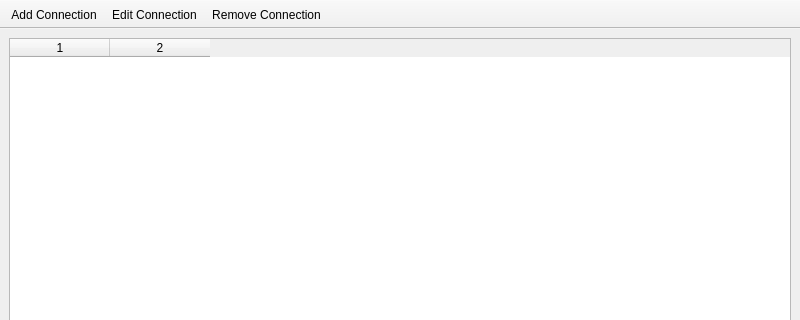
The window that gui/main_window.ui (napperley/OpenVPN_Tunneler) describes before a commit, drawn with Qt 5; both pictures show x 0 to 800 and y 0 to 320 of the 800 by 600 pixel window.
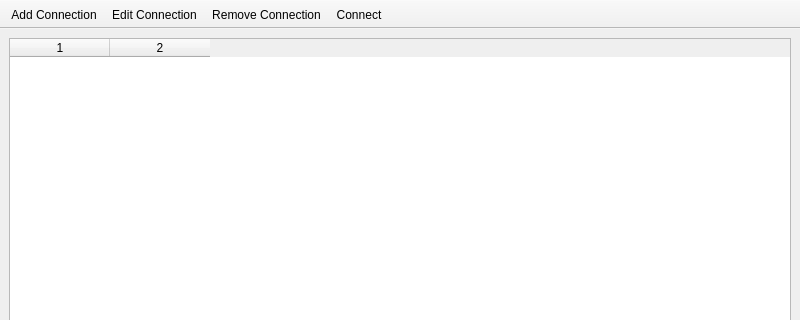
The same window after the commit.

Commit message: Add Connect dialog box. Include "conf-dir" and "ovpn-file" in the program configuration.

The edit to the form file:
```diff
--- a/gui/main_window.ui
+++ b/gui/main_window.ui
@@ -68,6 +68,7 @@
    <addaction name="add_conn_action"/>
    <addaction name="edit_conn_action"/>
    <addaction name="remove_conn_action"/>
+   <addaction name="connect_action"/>
   </widget>
   <action name="add_conn_action">
    <property name="text">
@@ -84,6 +85,11 @@
     <string>Remove Connection</string>
    </property>
   </action>
+  <action name="connect_action">
+   <property name="text">
+    <string>Connect</string>
+   </property>
+  </action>
  </widget>
  <resources/>
  <connections/>
```
The commit also changes 9 other files.
